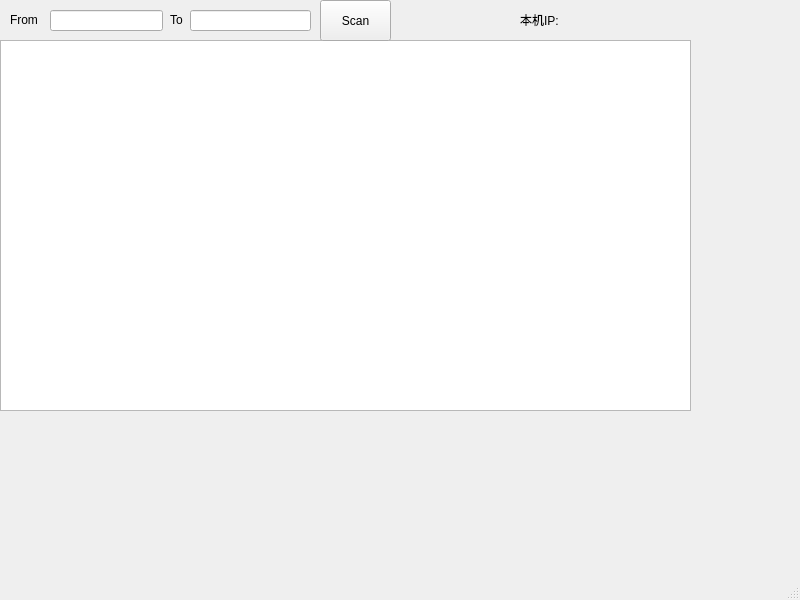
Old version of the form mainwindow.ui in the repository ccf19881030/ip_scan.
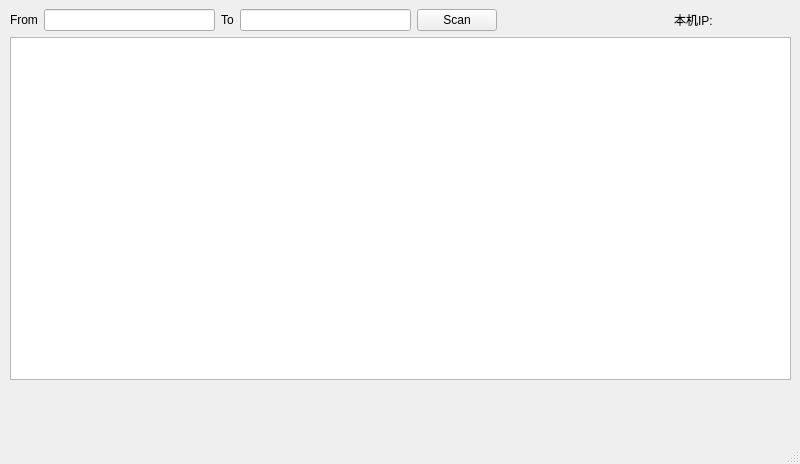
New version of the form.

What changed in the file:
```diff
--- a/mainwindow.ui
+++ b/mainwindow.ui
@@ -7,116 +7,77 @@
     <x>0</x>
     <y>0</y>
     <width>800</width>
-    <height>600</height>
+    <height>464</height>
    </rect>
   </property>
   <property name="windowTitle">
    <string>MainWindow</string>
   </property>
   <widget class="QWidget" name="centralwidget">
-   <widget class="QTableWidget" name="tableWidget">
+   <widget class="QWidget" name="verticalLayoutWidget">
     <property name="geometry">
      <rect>
-      <x>0</x>
-      <y>40</y>
-      <width>691</width>
+      <x>10</x>
+      <y>9</y>
+      <width>781</width>
       <height>371</height>
      </rect>
     </property>
-    <property name="minimumSize">
-     <size>
-      <width>381</width>
-      <height>0</height>
-     </size>
-    </property>
-    <property name="maximumSize">
-     <size>
-      <width>691</width>
-      <height>16777215</height>
-     </size>
-    </property>
-   </widget>
-   <widget class="QLineEdit" name="lineEdit">
-    <property name="geometry">
-     <rect>
-      <x>50</x>
-      <y>10</y>
-      <width>113</width>
-      <height>21</height>
-     </rect>
-    </property>
-   </widget>
-   <widget class="QLineEdit" name="lineEdit_2">
-    <property name="geometry">
-     <rect>
-      <x>190</x>
-      <y>10</y>
-      <width>121</width>
-      <height>21</height>
-     </rect>
-    </property>
-   </widget>
-   <widget class="QPushButton" name="pushButton">
-    <property name="geometry">
-     <rect>
-      <x>320</x>
-      <y>0</y>
-      <width>71</width>
-      <height>41</height>
-     </rect>
-    </property>
-    <property name="text">
-     <string>Scan</string>
-    </property>
-   </widget>
+    <layout class="QVBoxLayout" name="verticalLayout">
+     <item>
+      <layout class="QHBoxLayout" name="horizontalLayout">
+       <property name="rightMargin">
+        <number>10</number>
+       </property>
+       <item>
    <widget class="QLabel" name="label">
-    <property name="geometry">
-     <rect>
-      <x>10</x>
-      <y>10</y>
-      <width>31</width>
-      <height>19</height>
-     </rect>
-    </property>
     <property name="text">
      <string>From</string>
     </property>
    </widget>
+       </item>
+       <item>
+        <widget class="QLineEdit" name="lineEdit"/>
+       </item>
+       <item>
    <widget class="QLabel" name="label_2">
-    <property name="geometry">
-     <rect>
-      <x>170</x>
-      <y>10</y>
-      <width>21</width>
-      <height>19</height>
-     </rect>
-    </property>
     <property name="text">
      <string>To</string>
     </property>
    </widget>
+       </item>
+       <item>
+        <widget class="QLineEdit" name="lineEdit_2"/>
+       </item>
+       <item>
+        <widget class="QPushButton" name="pushButton">
+         <property name="text">
+          <string>Scan</string>
+         </property>
+        </widget>
+       </item>
+       <item>
+        <spacer name="horizontalSpacer">
+         <property name="orientation">
+          <enum>Qt::Horizontal</enum>
+         </property>
+         <property name="sizeHint" stdset="0">
+          <size>
+           <width>0</width>
+           <height>0</height>
+          </size>
+         </property>
+        </spacer>
+       </item>
+       <item>
    <widget class="QLabel" name="label_3">
-    <property name="geometry">
-     <rect>
-      <x>520</x>
-      <y>10</y>
-      <width>41</width>
-      <height>19</height>
-     </rect>
-    </property>
     <property name="text">
      <string>本机IP:</string>
     </property>
    </widget>
+       </item>
+       <item>
    <widget class="QLabel" name="label_local_ip">
-    <property name="geometry">
-     <rect>
-      <x>570</x>
-      <y>10</y>
-      <width>111</width>
-      <height>20</height>
-     </rect>
-    </property>
     <property name="minimumSize">
      <size>
       <width>62</width>
@@ -126,6 +87,21 @@
     <property name="text">
      <string/>
     </property>
+        </widget>
+       </item>
+      </layout>
+     </item>
+     <item>
+      <widget class="QTableWidget" name="tableWidget">
+       <property name="minimumSize">
+        <size>
+         <width>381</width>
+         <height>0</height>
+        </size>
+       </property>
+      </widget>
+     </item>
+    </layout>
    </widget>
   </widget>
   <widget class="QMenuBar" name="menubar">
```
Lines whose indentation alone changed are shown as unchanged.
